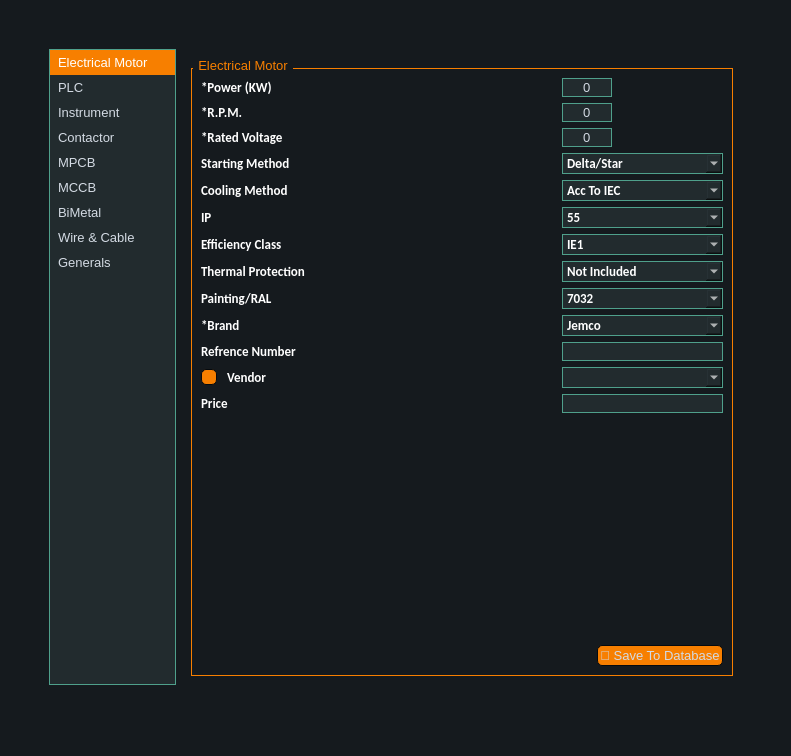
Before: the Qt Designer form ui/data_entry.ui in AliTavakoliNiya/GriinPower, drawn with Qt 5.
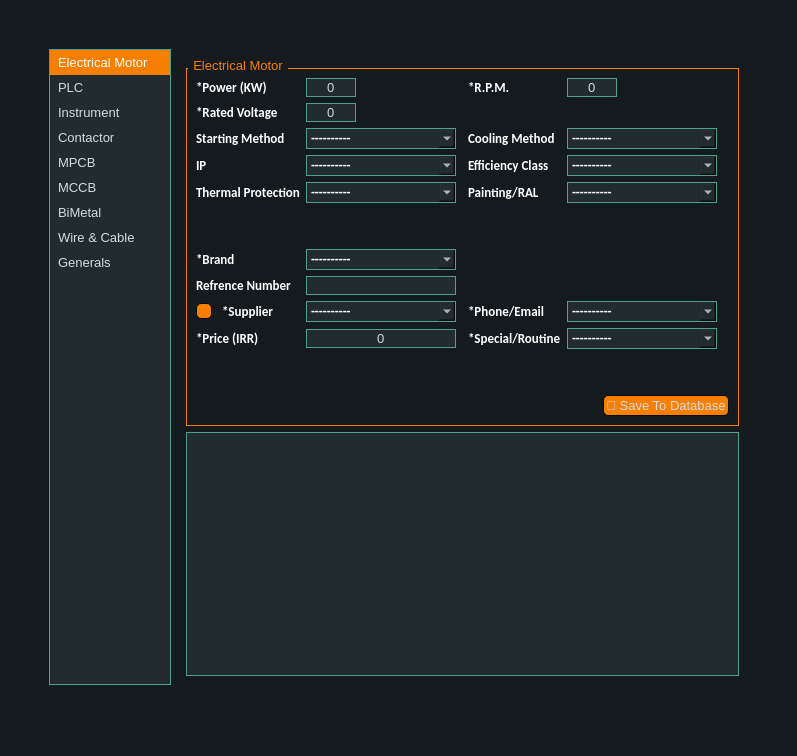
After: the same form once the commit is applied. The open tabs and pages were chosen to show the change. Icons and pictures are not drawn.

```diff
--- a/ui/data_entry.ui
+++ b/ui/data_entry.ui
@@ -6,7 +6,7 @@
    <rect>
     <x>0</x>
     <y>0</y>
-    <width>791</width>
+    <width>797</width>
     <height>756</height>
    </rect>
   </property>
@@ -955,6 +955,9 @@
       </property>
       <widget class="QWidget" name="electrica_motor">
        <layout class="QGridLayout" name="gridLayout">
+        <item row="1" column="0">
+         <widget class="QListWidget" name="motor_list"/>
+        </item>
         <item row="0" column="0">
          <widget class="QGroupBox" name="groupBox_2">
           <property name="maximumSize">
@@ -967,106 +970,20 @@
            <string>Electrical Motor</string>
           </property>
           <layout class="QGridLayout" name="gridLayout_5">
-           <item row="13" column="4" colspan="2">
-            <widget class="QLineEdit" name="lineEdit_2">
+           <item row="8" column="2">
+            <widget class="QComboBox" name="motor_thermal_protection">
              <property name="minimumSize">
               <size>
                <width>150</width>
                <height>0</height>
               </size>
              </property>
-            </widget>
-           </item>
-           <item row="18" column="0" colspan="2">
-            <widget class="QLabel" name="label_6">
-             <property name="text">
-              <string>Price</string>
-             </property>
-            </widget>
-           </item>
-           <item row="18" column="4" colspan="2">
-            <widget class="QLineEdit" name="lineEdit_3">
-             <property name="minimumSize">
+             <property name="maximumSize">
               <size>
                <width>150</width>
-               <height>0</height>
+               <height>16777215</height>
               </size>
              </property>
-            </widget>
-           </item>
-           <item row="10" column="0" colspan="2">
-            <widget class="QLabel" name="label_24">
-             <property name="text">
-              <string>Painting/RAL</string>
-             </property>
-            </widget>
-           </item>
-           <item row="3" column="0" colspan="2">
-            <widget class="QLabel" name="label_23">
-             <property name="text">
-              <string>*Rated Voltage</string>
-             </property>
-            </widget>
-           </item>
-           <item row="7" column="4" colspan="2">
-            <widget class="QComboBox" name="fan_efficiency_class">
-             <item>
-              <property name="text">
-               <string>IE1</string>
-              </property>
-             </item>
-             <item>
-              <property name="text">
-               <string>IE2</string>
-              </property>
-             </item>
-             <item>
-              <property name="text">
-               <string>IE3</string>
-              </property>
-             </item>
-             <item>
-              <property name="text">
-               <string>IE4</string>
-              </property>
-             </item>
-            </widget>
-           </item>
-           <item row="6" column="4" colspan="2">
-            <widget class="QComboBox" name="fan_ip">
-             <item>
-              <property name="text">
-               <string>55</string>
-              </property>
-             </item>
-             <item>
-              <property name="text">
-               <string>54</string>
-              </property>
-             </item>
-            </widget>
-           </item>
-           <item row="4" column="4" colspan="2">
-            <widget class="QComboBox" name="comboBox_3">
-             <item>
-              <property name="text">
-               <string>Delta/Star</string>
-              </property>
-             </item>
-             <item>
-              <property name="text">
-               <string>VFD</string>
-              </property>
-             </item>
-             <item>
-              <property name="text">
-               <string>Direct</string>
-              </property>
-             </item>
-            </widget>
-           </item>
-           <item row="12" column="4" colspan="2">
-            <widget class="QComboBox" name="fan_thermal_protection_2">
              <property name="font">
               <font>
                <family>Calibri</family>
@@ -1077,7 +994,7 @@
              </property>
              <item>
               <property name="text">
-               <string>Jemco</string>
+               <string>----------</string>
               </property>
              </item>
              <item>
@@ -1117,63 +1034,20 @@
              </item>
             </widget>
            </item>
-           <item row="15" column="4" colspan="2">
-            <widget class="QComboBox" name="comboBox_2"/>
-           </item>
-           <item row="2" column="4">
-            <widget class="QSpinBox" name="spinBox_3">
-             <property name="maximumSize">
-              <size>
-               <width>50</width>
-               <height>16777215</height>
-              </size>
+           <item row="20" column="0">
+            <spacer name="verticalSpacer_4">
+             <property name="orientation">
+              <enum>Qt::Vertical</enum>
              </property>
-             <property name="alignment">
-              <set>Qt::AlignCenter</set>
-             </property>
-             <property name="buttonSymbols">
-              <enum>QAbstractSpinBox::NoButtons</enum>
-             </property>
-             <property name="maximum">
-              <number>9999</number>
-             </property>
-            </widget>
-           </item>
-           <item row="10" column="4" colspan="2">
-            <widget class="QComboBox" name="fan_painting_ral">
-             <item>
-              <property name="text">
-               <string>7032</string>
-              </property>
-             </item>
-             <item>
-              <property name="text">
-               <string>7030</string>
-              </property>
-             </item>
-            </widget>
-           </item>
-           <item row="20" column="0" colspan="6" alignment="Qt::AlignRight">
-            <widget class="QPushButton" name="pushButton_8">
-             <property name="maximumSize">
+             <property name="sizeHint" stdset="0">
               <size>
-               <width>150</width>
-               <height>16777215</height>
+               <width>20</width>
+               <height>40</height>
               </size>
              </property>
-             <property name="text">
-              <string>💾 Save To Database</string>
-             </property>
-            </widget>
+            </spacer>
            </item>
-           <item row="1" column="0" colspan="2">
-            <widget class="QLabel" name="label_5">
-             <property name="text">
-              <string>*Power (KW)</string>
-             </property>
-            </widget>
-           </item>
-           <item row="2" column="0" colspan="2">
+           <item row="1" column="4">
             <widget class="QLabel" name="label_12">
              <property name="text">
               <string>*R.P.M.</string>
@@ -1187,23 +1061,197 @@
              </property>
             </widget>
            </item>
-           <item row="15" column="0">
-            <widget class="QPushButton" name="add_vendor_btn4">
+           <item row="16" column="2">
+            <widget class="QComboBox" name="motor_supplier">
+             <property name="minimumSize">
+              <size>
+               <width>150</width>
+               <height>0</height>
+              </size>
+             </property>
              <property name="maximumSize">
               <size>
-               <width>16</width>
-               <height>16</height>
+               <width>150</width>
+               <height>16777215</height>
+              </size>
+             </property>
+             <property name="font">
+              <font>
+               <family>Calibri</family>
+               <pointsize>10</pointsize>
+               <weight>75</weight>
+               <bold>true</bold>
+              </font>
+             </property>
+             <item>
+              <property name="text">
+               <string>----------</string>
+              </property>
+             </item>
+             <item>
+              <property name="text">
+               <string>Jemco</string>
+              </property>
+             </item>
+             <item>
+              <property name="text">
+               <string>Roshd Sanaat</string>
+              </property>
+             </item>
+             <item>
+              <property name="text">
+               <string>Motogen</string>
+              </property>
+             </item>
+             <item>
+              <property name="text">
+               <string>Electrogen</string>
+              </property>
+             </item>
+             <item>
+              <property name="text">
+               <string>Siemens</string>
+              </property>
+             </item>
+             <item>
+              <property name="text">
+               <string>ABB</string>
+              </property>
+             </item>
+             <item>
+              <property name="text">
+               <string>VEM</string>
+              </property>
+             </item>
+             <item>
+              <property name="text">
+               <string>Helmeck</string>
+              </property>
+             </item>
+            </widget>
+           </item>
+           <item row="19" column="2">
+            <widget class="QLineEdit" name="motor_price">
+             <property name="minimumSize">
+              <size>
+               <width>150</width>
+               <height>0</height>
+              </size>
+             </property>
+             <property name="maximumSize">
+              <size>
+               <width>150</width>
+               <height>16777215</height>
               </size>
              </property>
              <property name="text">
-              <string/>
+              <string>0</string>
              </property>
-             <property name="icon">
-              <iconset>
-               <normaloff>../assets/plus.png</normaloff>../assets/plus.png</iconset>
+             <property name="alignment">
+              <set>Qt::AlignCenter</set>
              </property>
             </widget>
            </item>
+           <item row="6" column="2">
+            <widget class="QComboBox" name="motor_ip">
+             <property name="minimumSize">
+              <size>
+               <width>150</width>
+               <height>0</height>
+              </size>
+             </property>
+             <property name="maximumSize">
+              <size>
+               <width>150</width>
+               <height>16777215</height>
+              </size>
+             </property>
+             <item>
+              <property name="text">
+               <string>----------</string>
+              </property>
+             </item>
+             <item>
+              <property name="text">
+               <string>55</string>
+              </property>
+             </item>
+             <item>
+              <property name="text">
+               <string>54</string>
+              </property>
+             </item>
+            </widget>
+           </item>
+           <item row="13" column="2">
+            <widget class="QComboBox" name="motor_brand">
+             <property name="minimumSize">
+              <size>
+               <width>150</width>
+               <height>0</height>
+              </size>
+             </property>
+             <property name="maximumSize">
+              <size>
+               <width>150</width>
+               <height>16777215</height>
+              </size>
+             </property>
+             <property name="font">
+              <font>
+               <family>Calibri</family>
+               <pointsize>10</pointsize>
+               <weight>75</weight>
+               <bold>true</bold>
+              </font>
+             </property>
+             <item>
+              <property name="text">
+               <string>----------</string>
+              </property>
+             </item>
+             <item>
+              <property name="text">
+               <string>Jemco</string>
+              </property>
+             </item>
+             <item>
+              <property name="text">
+               <string>Roshd Sanaat</string>
+              </property>
+             </item>
+             <item>
+              <property name="text">
+               <string>Motogen</string>
+              </property>
+             </item>
+             <item>
+              <property name="text">
+               <string>Electrogen</string>
+              </property>
+             </item>
+             <item>
+              <property name="text">
+               <string>Siemens</string>
+              </property>
+             </item>
+             <item>
+              <property name="text">
+               <string>ABB</string>
+              </property>
+             </item>
+             <item>
+              <property name="text">
+               <string>VEM</string>
+              </property>
+             </item>
+             <item>
+              <property name="text">
+               <string>Helmeck</string>
+              </property>
+             </item>
+            </widget>
+           </item>
            <item row="8" column="0" colspan="2">
             <widget class="QLabel" name="label_25">
              <property name="text">
@@ -1211,42 +1259,63 @@
              </property>
             </widget>
            </item>
-           <item row="6" column="0" colspan="2">
-            <widget class="QLabel" name="label_21">
+           <item row="19" column="0" colspan="2">
+            <widget class="QLabel" name="label_6">
              <property name="text">
-              <string>IP</string>
+              <string>*Price (IRR)</string>
              </property>
             </widget>
            </item>
-           <item row="8" column="4" colspan="2">
-            <widget class="QComboBox" name="fan_thermal_protection">
-             <property name="font">
-              <font>
-               <family>Calibri</family>
-               <pointsize>10</pointsize>
-               <weight>75</weight>
-               <bold>true</bold>
-              </font>
+           <item row="16" column="1">
+            <widget class="QLabel" name="label_10">
+             <property name="text">
+              <string>*Supplier</string>
              </property>
+            </widget>
+           </item>
+           <item row="3" column="0" colspan="2">
+            <widget class="QLabel" name="label_23">
+             <property name="text">
+              <string>*Rated Voltage</string>
+             </property>
+            </widget>
+           </item>
+           <item row="16" column="0">
+            <widget class="QPushButton" name="motor_add_vendor_btn">
+             <property name="maximumSize">
+              <size>
+               <width>16</width>
+               <height>16</height>
+              </size>
+             </property>
+             <property name="text">
+              <string/>
+             </property>
+             <property name="icon">
+              <iconset>
+               <normaloff>../assets/plus.png</normaloff>../assets/plus.png</iconset>
+             </property>
+            </widget>
+           </item>
+           <item row="4" column="5">
+            <widget class="QComboBox" name="motor_cooling_method">
+             <property name="minimumSize">
+              <size>
+               <width>150</width>
+               <height>0</height>
+              </size>
+             </property>
+             <property name="maximumSize">
+              <size>
+               <width>150</width>
+               <height>16777215</height>
+              </size>
+             </property>
              <item>
               <property name="text">
-               <string>Not Included</string>
+               <string>----------</string>
               </property>
              </item>
-             <item>
-              <property name="text">
-               <string>3xPTC</string>
-              </property>
-             </item>
-             <item>
-              <property name="text">
-               <string>6xPTC</string>
-              </property>
-             </item>
-            </widget>
-           </item>
-           <item row="5" column="4" colspan="2">
-            <widget class="QComboBox" name="fan_cooling_method">
              <item>
               <property name="text">
                <string>Acc To IEC</string>
@@ -1264,89 +1333,357 @@
              </item>
             </widget>
            </item>
-           <item row="3" column="4">
-            <widget class="QSpinBox" name="spinBox_4">
+           <item row="21" column="0" colspan="8" alignment="Qt::AlignRight">
+            <widget class="QPushButton" name="motor_save_btn">
              <property name="maximumSize">
               <size>
-               <width>50</width>
+               <width>150</width>
                <height>16777215</height>
               </size>
              </property>
-             <property name="alignment">
-              <set>Qt::AlignCenter</set>
-             </property>
-             <property name="buttonSymbols">
-              <enum>QAbstractSpinBox::NoButtons</enum>
-             </property>
-             <property name="maximum">
-              <number>999</number>
-             </property>
-            </widget>
-           </item>
-           <item row="13" column="0" colspan="3">
-            <widget class="QLabel" name="label_4">
              <property name="text">
-              <string>Refrence Number</string>
+              <string>💾 Save To Database</string>
              </property>
             </widget>
            </item>
-           <item row="5" column="0" colspan="2">
+           <item row="4" column="4">
             <widget class="QLabel" name="label_20">
              <property name="text">
               <string>Cooling Method</string>
              </property>
             </widget>
            </item>
-           <item row="12" column="0" colspan="2">
-            <widget class="QLabel" name="label_11">
+           <item row="1" column="2">
+            <widget class="QSpinBox" name="motor_power">
+             <property name="maximumSize">
+              <size>
+               <width>50</width>
+               <height>16777215</height>
+              </size>
+             </property>
+             <property name="alignment">
+              <set>Qt::AlignCenter</set>
+             </property>
+             <property name="buttonSymbols">
+              <enum>QAbstractSpinBox::NoButtons</enum>
+             </property>
+             <property name="maximum">
+              <number>999</number>
+             </property>
+            </widget>
+           </item>
+           <item row="1" column="5">
+            <widget class="QSpinBox" name="motor_rpm">
+             <property name="maximumSize">
+              <size>
+               <width>50</width>
+               <height>16777215</height>
+              </size>
+             </property>
+             <property name="alignment">
+              <set>Qt::AlignCenter</set>
+             </property>
+             <property name="buttonSymbols">
+              <enum>QAbstractSpinBox::NoButtons</enum>
+             </property>
+             <property name="maximum">
+              <number>9999</number>
+             </property>
+            </widget>
+           </item>
+           <item row="6" column="0" colspan="2">
+            <widget class="QLabel" name="label_21">
              <property name="text">
-              <string>*Brand</string>
+              <string>IP</string>
              </property>
             </widget>
            </item>
-           <item row="19" column="0">
-            <spacer name="verticalSpacer_4">
-             <property name="orientation">
-              <enum>Qt::Vertical</enum>
+           <item row="14" column="0" colspan="2">
+            <widget class="QLabel" name="label_4">
+             <property name="text">
+              <string>Refrence Number</string>
              </property>
-             <property name="sizeHint" stdset="0">
+            </widget>
+           </item>
+           <item row="3" column="2">
+            <widget class="QSpinBox" name="motor_voltage">
+             <property name="maximumSize">
               <size>
-               <width>20</width>
-               <height>40</height>
+               <width>50</width>
+               <height>16777215</height>
               </size>
              </property>
-            </spacer>
+             <property name="alignment">
+              <set>Qt::AlignCenter</set>
+             </property>
+             <property name="buttonSymbols">
+              <enum>QAbstractSpinBox::NoButtons</enum>
+             </property>
+             <property name="maximum">
+              <number>999</number>
+             </property>
+            </widget>
            </item>
-           <item row="7" column="0" colspan="2">
+           <item row="6" column="4">
             <widget class="QLabel" name="label_22">
              <property name="text">
               <string>Efficiency Class</string>
              </property>
             </widget>
            </item>
-           <item row="15" column="1" colspan="3">
-            <widget class="QLabel" name="label_10">
+           <item row="6" column="5">
+            <widget class="QComboBox" name="motor_efficiency_class">
+             <property name="minimumSize">
+              <size>
+               <width>150</width>
+               <height>0</height>
+              </size>
+             </property>
+             <property name="maximumSize">
+              <size>
+               <width>150</width>
+               <height>16777215</height>
+              </size>
+             </property>
+             <item>
+              <property name="text">
+               <string>----------</string>
+              </property>
+             </item>
+             <item>
+              <property name="text">
+               <string>IE1</string>
+              </property>
+             </item>
+             <item>
+              <property name="text">
+               <string>IE2</string>
+              </property>
+             </item>
+             <item>
+              <property name="text">
+               <string>IE3</string>
+              </property>
+             </item>
+             <item>
+              <property name="text">
+               <string>IE4</string>
+              </property>
+             </item>
+            </widget>
+           </item>
+           <item row="8" column="4">
+            <widget class="QLabel" name="label_24">
              <property name="text">
-              <string>Vendor</string>
+              <string>Painting/RAL</string>
              </property>
             </widget>
            </item>
-           <item row="1" column="4">
-            <widget class="QSpinBox" name="spinBox_5">
+           <item row="1" column="0" colspan="2">
+            <widget class="QLabel" name="label_5">
+             <property name="text">
+              <string>*Power (KW)</string>
+             </property>
+            </widget>
+           </item>
+           <item row="14" column="2">
+            <widget class="QLineEdit" name="motor_order_number">
+             <property name="minimumSize">
+              <size>
+               <width>150</width>
+               <height>0</height>
+              </size>
+             </property>
              <property name="maximumSize">
               <size>
-               <width>50</width>
+               <width>150</width>
                <height>16777215</height>
               </size>
              </property>
              <property name="alignment">
               <set>Qt::AlignCenter</set>
              </property>
-             <property name="buttonSymbols">
-              <enum>QAbstractSpinBox::NoButtons</enum>
+            </widget>
+           </item>
+           <item row="4" column="2">
+            <widget class="QComboBox" name="motor_starting_method">
+             <property name="minimumSize">
+              <size>
+               <width>150</width>
+               <height>0</height>
+              </size>
              </property>
-             <property name="maximum">
-              <number>999</number>
+             <property name="maximumSize">
+              <size>
+               <width>150</width>
+               <height>16777215</height>
+              </size>
+             </property>
+             <item>
+              <property name="text">
+               <string>----------</string>
+              </property>
+             </item>
+             <item>
+              <property name="text">
+               <string>Delta/Star</string>
+              </property>
+             </item>
+             <item>
+              <property name="text">
+               <string>VFD</string>
+              </property>
+             </item>
+             <item>
+              <property name="text">
+               <string>Direct</string>
+              </property>
+             </item>
+            </widget>
+           </item>
+           <item row="10" column="2">
+            <spacer name="verticalSpacer_11">
+             <property name="orientation">
+              <enum>Qt::Vertical</enum>
+             </property>
+             <property name="sizeType">
+              <enum>QSizePolicy::Minimum</enum>
+             </property>
+             <property name="sizeHint" stdset="0">
+              <size>
+               <width>20</width>
+               <height>40</height>
+              </size>
+             </property>
+            </spacer>
+           </item>
+           <item row="13" column="0" colspan="2">
+            <widget class="QLabel" name="label_11">
+             <property name="text">
+              <string>*Brand</string>
+             </property>
+            </widget>
+           </item>
+           <item row="8" column="5">
+            <widget class="QComboBox" name="motor_paiting_ral">
+             <property name="minimumSize">
+              <size>
+               <width>150</width>
+               <height>0</height>
+              </size>
+             </property>
+             <property name="maximumSize">
+              <size>
+               <width>150</width>
+               <height>16777215</height>
+              </size>
+             </property>
+             <item>
+              <property name="text">
+               <string>----------</string>
+              </property>
+             </item>
+             <item>
+              <property name="text">
+               <string>7032</string>
+              </property>
+             </item>
+             <item>
+              <property name="text">
+               <string>7030</string>
+              </property>
+             </item>
+            </widget>
+           </item>
+           <item row="19" column="5">
+            <widget class="QComboBox" name="special_routine">
+             <property name="minimumSize">
+              <size>
+               <width>150</width>
+               <height>0</height>
+              </size>
+             </property>
+             <property name="maximumSize">
+              <size>
+               <width>150</width>
+               <height>16777215</height>
+              </size>
+             </property>
+             <property name="font">
+              <font>
+               <family>Calibri</family>
+               <pointsize>10</pointsize>
+               <weight>75</weight>
+               <bold>true</bold>
+              </font>
+             </property>
+             <item>
+              <property name="text">
+               <string>----------</string>
+              </property>
+             </item>
+             <item>
+              <property name="text">
+               <string>Special</string>
+              </property>
+             </item>
+             <item>
+              <property name="text">
+               <string>Routine</string>
+              </property>
+             </item>
+            </widget>
+           </item>
+           <item row="16" column="5">
+            <widget class="QComboBox" name="special_routine_2">
+             <property name="minimumSize">
+              <size>
+               <width>150</width>
+               <height>0</height>
+              </size>
+             </property>
+             <property name="maximumSize">
+              <size>
+               <width>150</width>
+               <height>16777215</height>
+              </size>
+             </property>
+             <property name="font">
+              <font>
+               <family>Calibri</family>
+               <pointsize>10</pointsize>
+               <weight>75</weight>
+               <bold>true</bold>
+              </font>
+             </property>
+             <item>
+              <property name="text">
+               <string>----------</string>
+              </property>
+             </item>
+             <item>
+              <property name="text">
+               <string>By Phone</string>
+              </property>
+             </item>
+             <item>
+              <property name="text">
+               <string>By Email</string>
+              </property>
+             </item>
+            </widget>
+           </item>
+           <item row="16" column="4">
+            <widget class="QLabel" name="label_64">
+             <property name="text">
+              <string>*Phone/Email</string>
+             </property>
+            </widget>
+           </item>
+           <item row="19" column="4">
+            <widget class="QLabel" name="label_65">
+             <property name="text">
+              <string>*Special/Routine</string>
              </property>
             </widget>
            </item>
```
Left out of the diff: 386 changed lines with no effect on the pictures.
